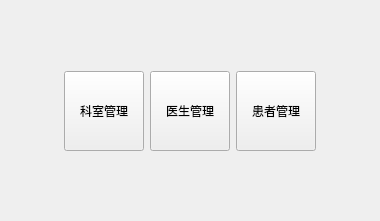
This is welcomeview.ui in cacTqin/qt- as Qt 5 draws it before an edit. The edited form follows.
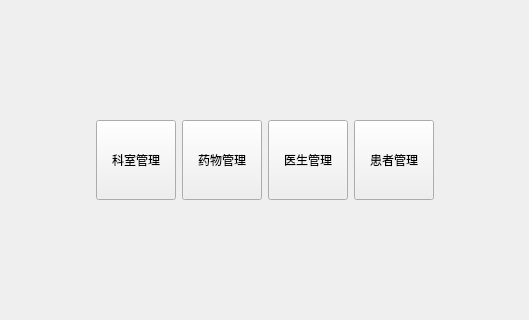
This is the edited form.

Commit message: 更新药物管理

The edit to the form file:
```diff
--- a/welcomeview.ui
+++ b/welcomeview.ui
@@ -6,43 +6,28 @@
    <rect>
     <x>0</x>
     <y>0</y>
-    <width>380</width>
-    <height>221</height>
+    <width>529</width>
+    <height>320</height>
    </rect>
   </property>
   <property name="windowTitle">
    <string>欢迎</string>
   </property>
-  <layout class="QVBoxLayout" name="verticalLayout">
-   <item>
-    <spacer name="verticalSpacer_2">
-     <property name="orientation">
-      <enum>Qt::Vertical</enum>
-     </property>
-     <property name="sizeHint" stdset="0">
-      <size>
-       <width>20</width>
-       <height>51</height>
-      </size>
-     </property>
-    </spacer>
-   </item>
-   <item>
-    <layout class="QHBoxLayout" name="horizontalLayout_2">
-     <item>
+  <layout class="QGridLayout" name="gridLayout">
+   <item row="1" column="0">
       <spacer name="horizontalSpacer">
        <property name="orientation">
         <enum>Qt::Horizontal</enum>
        </property>
        <property name="sizeHint" stdset="0">
         <size>
-         <width>40</width>
+       <width>77</width>
          <height>20</height>
         </size>
        </property>
       </spacer>
      </item>
-     <item>
+   <item row="1" column="1" rowspan="2">
       <layout class="QHBoxLayout" name="horizontalLayout">
        <item>
         <widget class="QPushButton" name="departManager">
@@ -66,6 +51,19 @@
          </property>
         </widget>
        </item>
+     <item>
+      <widget class="QPushButton" name="medicinesManager">
+       <property name="minimumSize">
+        <size>
+         <width>0</width>
+         <height>80</height>
+        </size>
+       </property>
+       <property name="text">
+        <string>药物管理</string>
+       </property>
+      </widget>
+     </item>
        <item>
         <widget class="QPushButton" name="doctorManager">
          <property name="minimumSize">
@@ -94,22 +92,20 @@
        </item>
       </layout>
      </item>
-     <item>
+   <item row="2" column="2">
       <spacer name="horizontalSpacer_2">
        <property name="orientation">
         <enum>Qt::Horizontal</enum>
        </property>
        <property name="sizeHint" stdset="0">
         <size>
-         <width>40</width>
+       <width>76</width>
          <height>20</height>
         </size>
        </property>
       </spacer>
      </item>
-    </layout>
-   </item>
-   <item>
+   <item row="3" column="0">
     <spacer name="verticalSpacer">
      <property name="orientation">
       <enum>Qt::Vertical</enum>
@@ -122,6 +118,19 @@
      </property>
     </spacer>
    </item>
+   <item row="0" column="0">
+    <spacer name="verticalSpacer_2">
+     <property name="orientation">
+      <enum>Qt::Vertical</enum>
+     </property>
+     <property name="sizeHint" stdset="0">
+      <size>
+       <width>20</width>
+       <height>51</height>
+      </size>
+     </property>
+    </spacer>
+   </item>
   </layout>
  </widget>
  <resources/>
```
Lines whose indentation alone changed are shown as unchanged. The commit also changes 11 other files.
